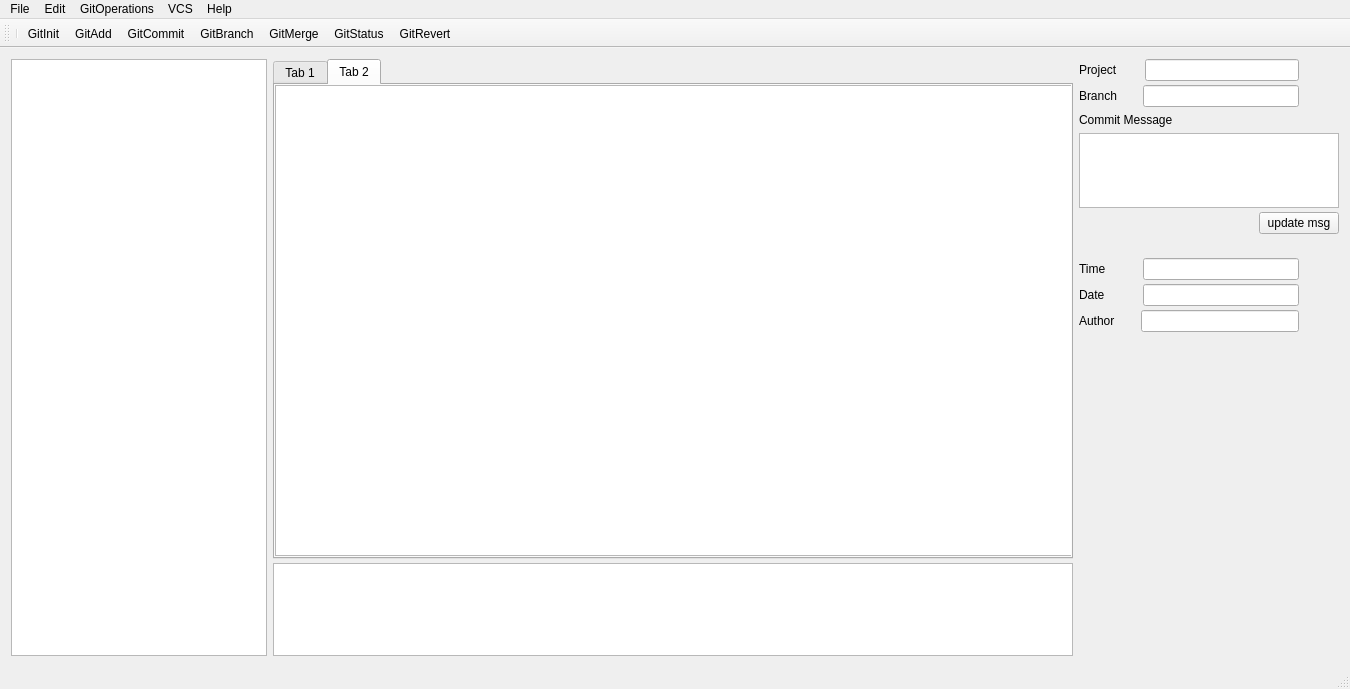
First picture: the form in mainwindow.ui, repository AnthonyChiavelli/GitVisualizationTool, before the edit.
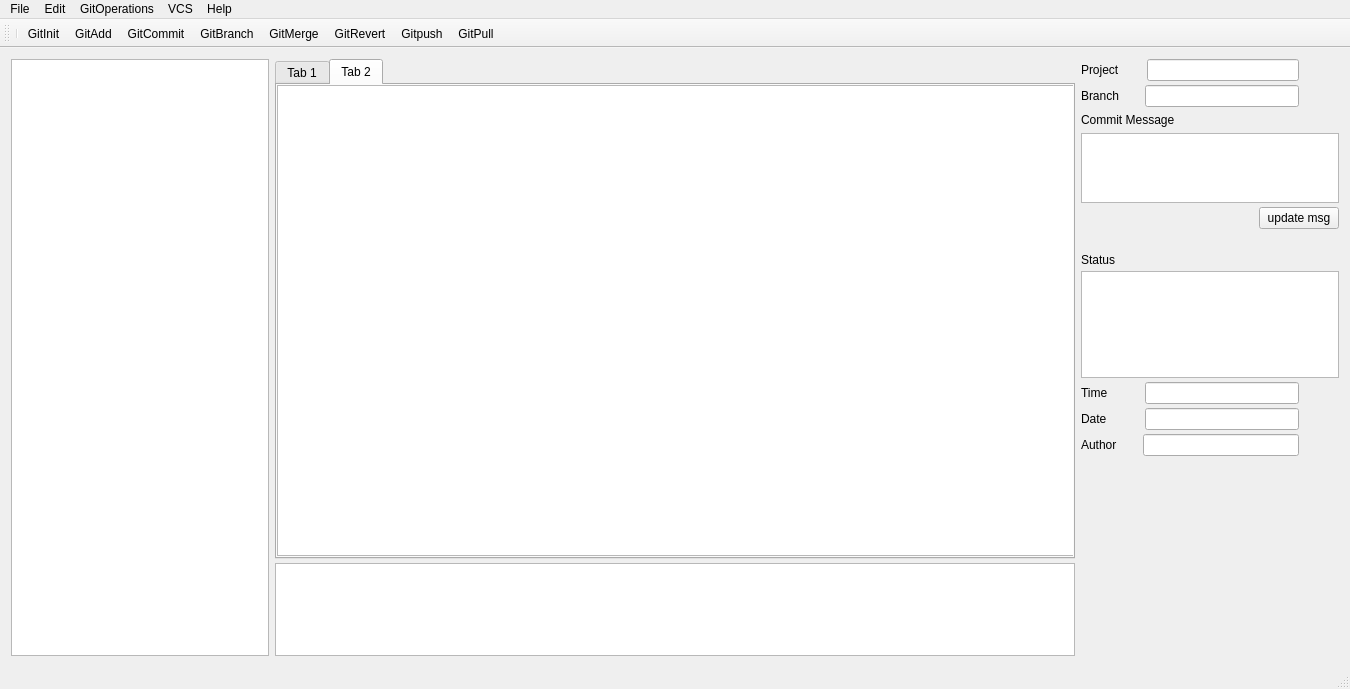
Second picture: the form after the edit. The open tabs and pages were chosen to show the change. Icons and pictures are not drawn.

Commit message: added git status to side bar, added git push/pull options for githubapi

Diff of the .ui file:
```diff
--- a/mainwindow.ui
+++ b/mainwindow.ui
@@ -23,7 +23,7 @@
    <layout class="QGridLayout" name="gridLayout">
     <item row="0" column="0">
      <layout class="QVBoxLayout" name="verticalLayout_3">
-      <item alignment="Qt::AlignLeft">
+      <item>
        <widget class="QListView" name="listView"/>
       </item>
      </layout>
@@ -280,6 +280,16 @@
         </property>
        </spacer>
       </item>
+      <item>
+       <widget class="QLabel" name="label">
+        <property name="text">
+         <string>Status</string>
+        </property>
+       </widget>
+      </item>
+      <item>
+       <widget class="QTextBrowser" name="textBrowser_3"/>
+      </item>
       <item>
        <layout class="QHBoxLayout" name="TimeHLayout">
         <item>
@@ -432,10 +442,13 @@
         <property name="orientation">
          <enum>Qt::Vertical</enum>
         </property>
+        <property name="sizeType">
+         <enum>QSizePolicy::Fixed</enum>
+        </property>
         <property name="sizeHint" stdset="0">
          <size>
           <width>20</width>
-          <height>40</height>
+          <height>200</height>
          </size>
         </property>
        </spacer>
@@ -465,8 +478,9 @@
    <addaction name="actionGitCommit"/>
    <addaction name="actionGitBranch"/>
    <addaction name="actionGitMerge"/>
-   <addaction name="actionGitStatus"/>
    <addaction name="actionGitRevert"/>
+   <addaction name="actionGitpush"/>
+   <addaction name="actionGitPull"/>
   </widget>
   <widget class="QStatusBar" name="statusBar"/>
   <widget class="QMenuBar" name="menuBar">
@@ -568,18 +582,6 @@
     <string>Merges branches</string>
    </property>
   </action>
-  <action name="actionGitStatus">
-   <property name="icon">
-    <iconset resource="resources/images.qrc">
-     <normaloff>:/new/prefix1/gear.png</normaloff>:/new/prefix1/gear.png</iconset>
-   </property>
-   <property name="text">
-    <string>GitStatus</string>
-   </property>
-   <property name="toolTip">
-    <string>Status of the apparatus, sucka.</string>
-   </property>
-  </action>
   <action name="actionGitCommit">
    <property name="icon">
     <iconset resource="resources/images.qrc">
@@ -671,6 +673,30 @@
     <string>Git Revert</string>
    </property>
   </action>
+  <action name="actionGitpush">
+   <property name="icon">
+    <iconset resource="resources/images.qrc">
+     <normaloff>:/new/prefix1/gear.png</normaloff>:/new/prefix1/gear.png</iconset>
+   </property>
+   <property name="text">
+    <string>Gitpush</string>
+   </property>
+   <property name="toolTip">
+    <string>Commit and push your code to a remote repo</string>
+   </property>
+  </action>
+  <action name="actionGitPull">
+   <property name="icon">
+    <iconset resource="resources/images.qrc">
+     <normaloff>:/new/prefix1/gear.png</normaloff>:/new/prefix1/gear.png</iconset>
+   </property>
+   <property name="text">
+    <string>GitPull</string>
+   </property>
+   <property name="toolTip">
+    <string>Pull latest from repo/branch</string>
+   </property>
+  </action>
  </widget>
  <layoutdefault spacing="6" margin="11"/>
  <resources>
```
Left out of the diff: 5 changed lines with no effect on the pictures. The commit also changes 1 other file.
